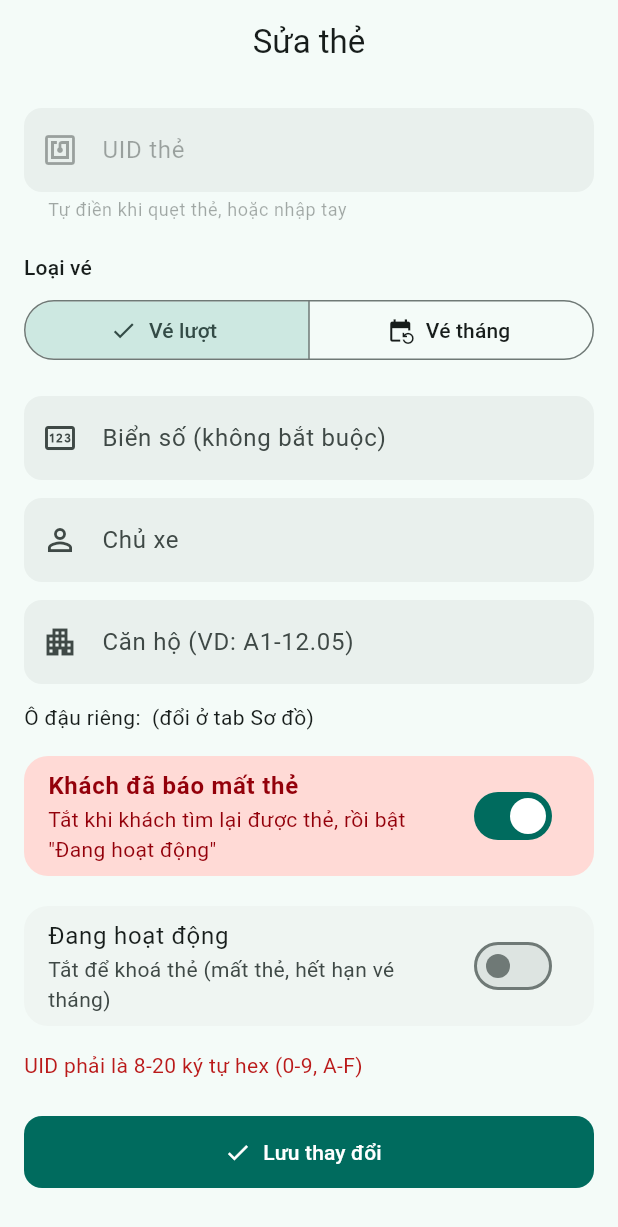
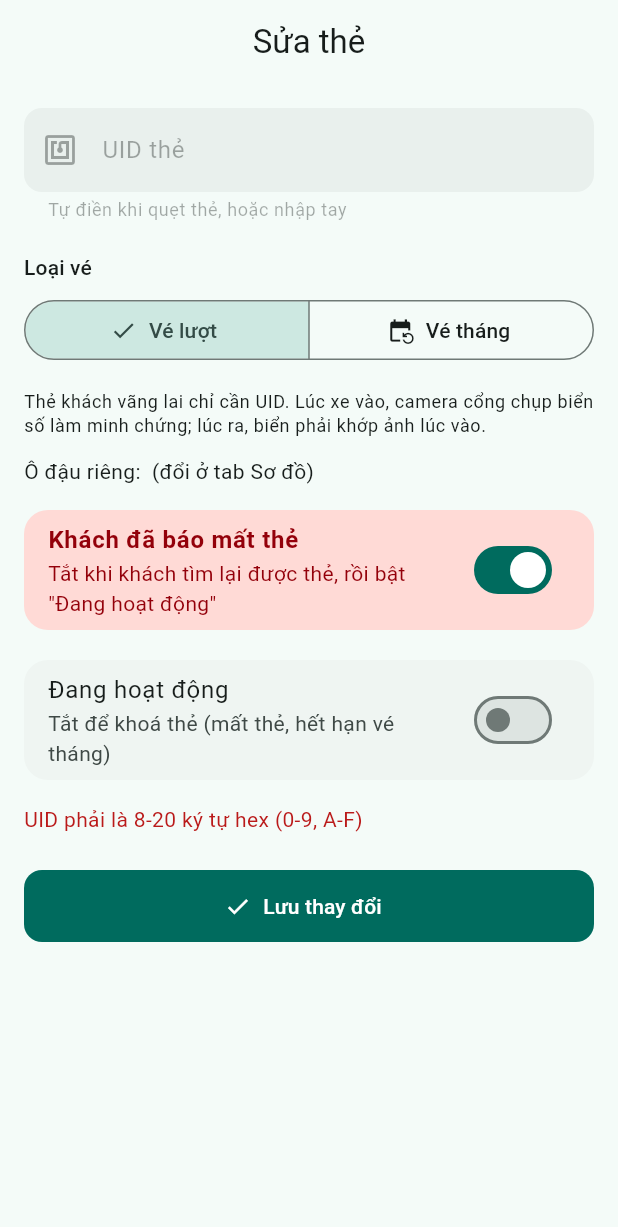
Before and after one commit to huyduong231005-ui/BaiGiuXe, a Flutter app: the CardForm screen opened directly with empty values, after a tap on "Lưu thay đổi", after a tap on "Vé lượt", on a phone screen of 412 x 824 dp. Shown: the top 1227 px of the screen. Run offline on Flutter 3.47's test engine with Material 3 defaults, Android fonts, the phone set to English and light mode, and no system bars; our stand-ins replace camera, fl_chart, flutter_map, geolocator, google_sign_in, image_picker and 6 more; missing offline and left inert: mobile_scanner, mqtt_client, nfc_manager; accounts and stored records are empty; network calls fail.

Commit message:
fix(app): thẻ khách vãng lai chỉ cần UID, biển số lấy từ ảnh camera lúc vào
Co-Authored-By: Claude Opus 5.5 <noreply@anthropic.com>

```diff
--- a/app/lib/screens/cards_screen.dart
+++ b/app/lib/screens/cards_screen.dart
@@ -295,12 +295,14 @@ class _CardFormState extends State<CardForm> {
     final p = normPlate(plate.text);
     if (!_uidRe.hasMatch(u)) return setState(() => error = 'UID phải là 8-20 ký tự hex (0-9, A-F)');
     if (kind == 'monthly' && p.isEmpty) return setState(() => error = 'Vé tháng cần biển số');
+    // Vé lượt (thẻ khách vãng lai) chỉ có UID: biển số lấy từ ảnh camera lúc xe vào, không gắn chủ xe / căn hộ.
+    final monthly = kind == 'monthly';
     final row = {
       'uid': u,
       'kind': kind,
-      'plate': p.isEmpty ? null : p,
-      'owner': owner.text.trim().isEmpty ? null : owner.text.trim(),
-      'apartment': apartment.text.trim().isEmpty ? null : apartment.text.trim().toUpperCase(),
+      'plate': !monthly || p.isEmpty ? null : p,
+      'owner': !monthly || owner.text.trim().isEmpty ? null : owner.text.trim(),
+      'apartment': !monthly || apartment.text.trim().isEmpty ? null : apartment.text.trim().toUpperCase(),
       'vehicleType': kind == 'monthly' ? vehicleType : null,
       'active': active,
       'validUntil': kind == 'monthly' ? validUntil : null,
@@ -411,14 +413,21 @@ class _CardFormState extends State<CardForm> {
             },
           ),
         ],
+        if (kind == 'guest')
+          Padding(
+            padding: const EdgeInsets.only(top: 16),
+            child: Text('Thẻ khách vãng lai chỉ cần UID. Lúc xe vào, camera cổng chụp biển số làm minh chứng; '
+                'lúc ra, biển phải khớp ảnh lúc vào.', style: t.bodySmall),
+          ),
+        if (kind == 'monthly') ...[
           const SizedBox(height: 20),
           TextField(
             controller: plate,
             textCapitalization: TextCapitalization.characters,
-          decoration: InputDecoration(
-            labelText: kind == 'monthly' ? 'Biển số (bắt buộc)' : 'Biển số (không bắt buộc)',
-            prefixIcon: const Icon(Icons.pin_outlined),
-            helperText: kind == 'monthly' ? 'Vé tháng: xe ra phải đúng biển này' : null,
+            decoration: const InputDecoration(
+              labelText: 'Biển số (bắt buộc)',
+              prefixIcon: Icon(Icons.pin_outlined),
+              helperText: 'Vé tháng: xe vào / ra phải đúng biển này',
             ),
           ),
           fieldGap,
@@ -433,6 +442,7 @@ class _CardFormState extends State<CardForm> {
             textCapitalization: TextCapitalization.characters,
             decoration: const InputDecoration(labelText: 'Căn hộ (VD: A1-12.05)', prefixIcon: Icon(Icons.apartment)),
           ),
+        ],
         if (widget.card?['slot_code'] != null)
           Padding(
             padding: const EdgeInsets.only(top: 12),
```
Lines whose indentation alone changed are shown as unchanged.
